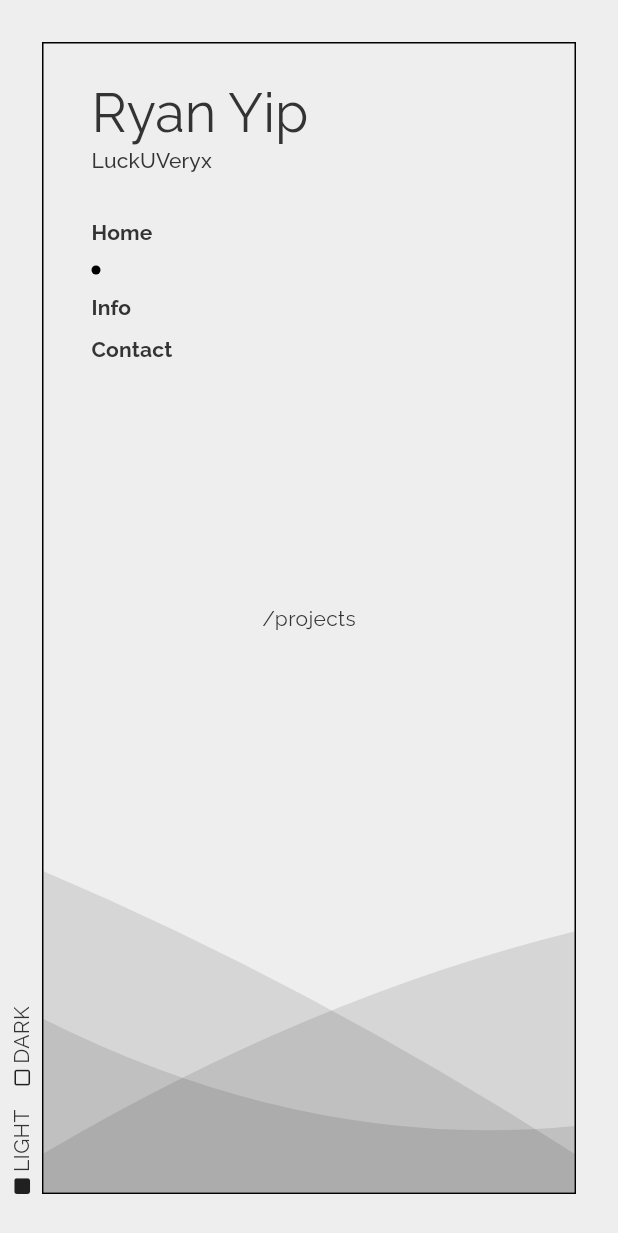
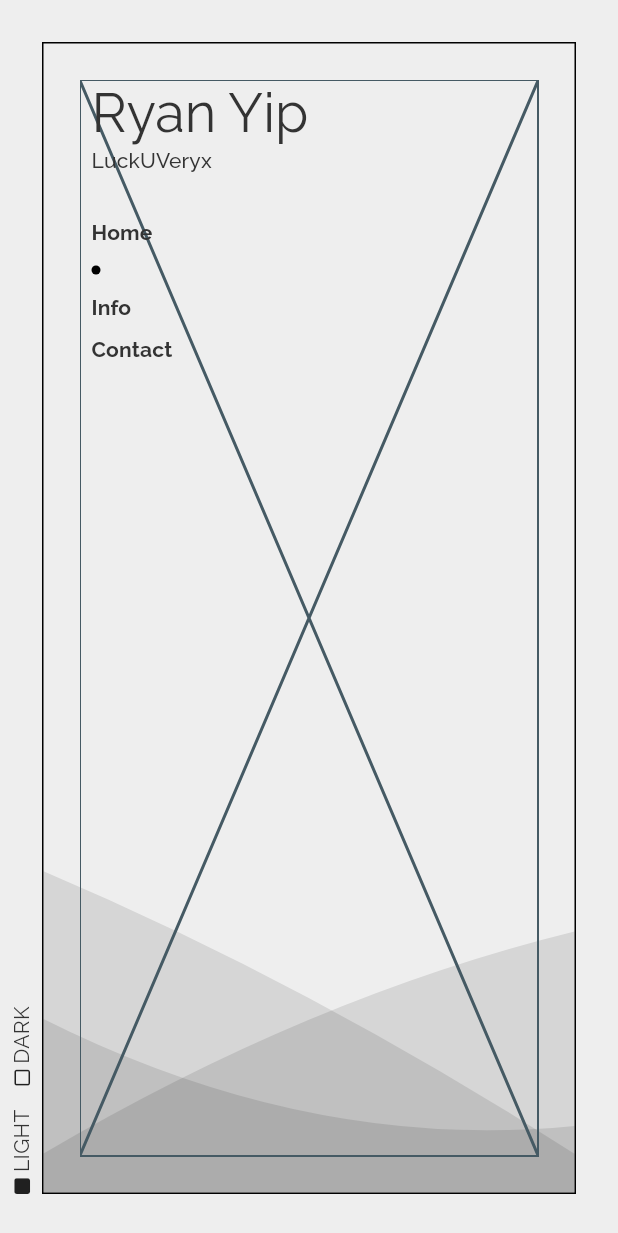
Before and after one commit to LuckUVeryX/luckuveryx.github.io, a Flutter app: the screen it shows after launch, after a tap on "Projects", on a phone screen of 412 x 824 dp. Shown: the top 1233 px of the screen. Run offline on Flutter 3.47's test engine with Material 2 defaults, Android fonts, the phone set to English and light mode, and no system bars; our stand-ins replace animated_text_kit, flutter_hooks, font_awesome_flutter, go_router, google_fonts, hooks_riverpod and 2 more; generated files the repository leaves out were written again.

Commit message:
feat: projects page

```diff
--- a/lib/app/router/routes.dart
+++ b/lib/app/router/routes.dart
@@ -1,6 +1,7 @@
 import 'package:flutter/material.dart';
 import 'package:go_router/go_router.dart';
 import 'package:luckuveryx/features/home/home.dart';
+import 'package:luckuveryx/features/projects/projects.dart';
 import 'package:luckuveryx/features/root/root.dart';
 
 part 'routes.g.dart';
@@ -35,7 +36,7 @@ class ProjectsRoute extends GoRouteData {
   static const path = '/projects';
   @override
   Widget build(BuildContext context, GoRouterState state) {
-    return const Center(child: Text(path));
+    return const ProjectsPage();
   }
 }
 
--- /dev/null
+++ b/lib/features/projects/projects.dart
@@ -0,0 +1 @@
+export 'widgets/widgets.dart';
--- /dev/null
+++ b/lib/features/projects/widgets/pages/pages.dart
@@ -0,0 +1 @@
+export 'projects_page.dart';
--- /dev/null
+++ b/lib/features/projects/widgets/pages/projects_page.dart
@@ -0,0 +1,10 @@
+import 'package:flutter/material.dart';
+
+class ProjectsPage extends StatelessWidget {
+  const ProjectsPage({super.key});
+
+  @override
+  Widget build(BuildContext context) {
+    return const Placeholder();
+  }
+}
--- /dev/null
+++ b/lib/features/projects/widgets/widgets.dart
@@ -0,0 +1 @@
+export 'pages/pages.dart';
```
